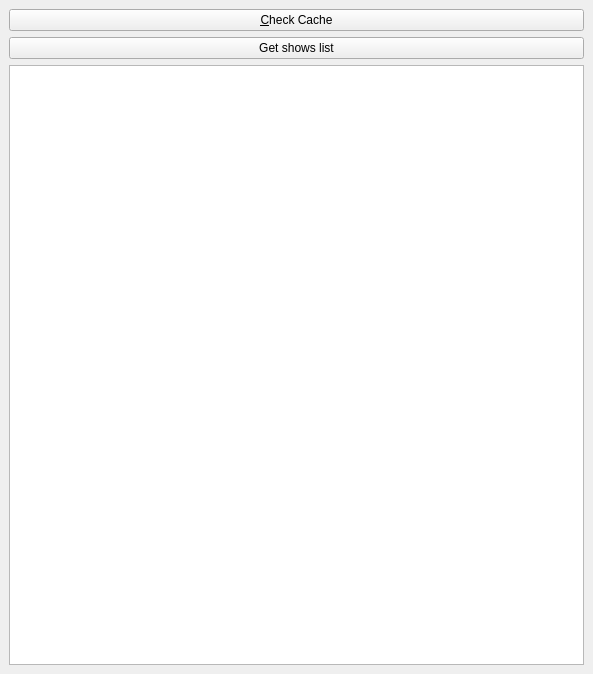
Old version of the form playground/Cache/ui/mainwindow.ui in the repository gilcn/nextshows.
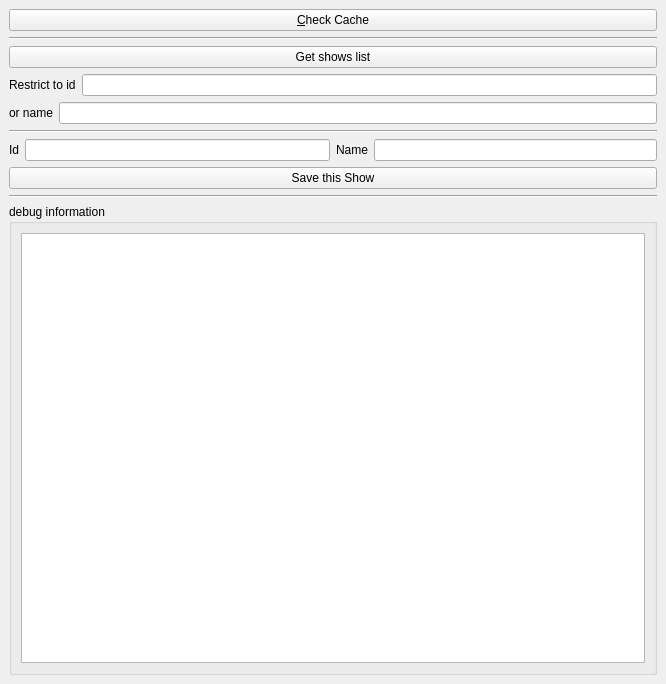
New version of the form.

Commit message: Improve Cache class

```diff
--- a/playground/Cache/ui/mainwindow.ui
+++ b/playground/Cache/ui/mainwindow.ui
@@ -5,16 +5,16 @@
    <rect>
     <x>0</x>
     <y>0</y>
-    <width>593</width>
-    <height>674</height>
+    <width>666</width>
+    <height>684</height>
    </rect>
   </property>
   <property name="windowTitle" >
    <string>MainWindow</string>
   </property>
   <widget class="QWidget" name="centralwidget" >
-   <layout class="QGridLayout" name="gridLayout" >
-    <item row="0" column="0" >
+   <layout class="QGridLayout" name="gridLayout_3" >
+    <item row="0" column="0" colspan="2" >
      <widget class="QPushButton" name="btnCheckCache" >
       <property name="enabled" >
        <bool>true</bool>
@@ -27,15 +27,108 @@
       </property>
      </widget>
     </item>
-    <item row="1" column="0" >
+    <item row="1" column="0" colspan="2" >
+     <widget class="Line" name="line" >
+      <property name="orientation" >
+       <enum>Qt::Horizontal</enum>
+      </property>
+     </widget>
+    </item>
+    <item row="2" column="0" colspan="2" >
      <widget class="QPushButton" name="btnListShow" >
       <property name="text" >
        <string>Get shows list</string>
       </property>
      </widget>
     </item>
-    <item row="2" column="0" >
-     <widget class="QTextEdit" name="infoTextEdit" />
+    <item row="3" column="0" colspan="2" >
+     <layout class="QHBoxLayout" name="horizontalLayout" >
+      <item>
+       <widget class="QLabel" name="label" >
+        <property name="text" >
+         <string>Restrict to id</string>
+        </property>
+       </widget>
+      </item>
+      <item>
+       <widget class="QLineEdit" name="lineEdit" />
+      </item>
+     </layout>
+    </item>
+    <item row="4" column="0" colspan="2" >
+     <layout class="QHBoxLayout" name="horizontalLayout_2" >
+      <item>
+       <widget class="QLabel" name="label_2" >
+        <property name="text" >
+         <string>or name</string>
+        </property>
+       </widget>
+      </item>
+      <item>
+       <widget class="QLineEdit" name="lineEdit_2" />
+      </item>
+     </layout>
+    </item>
+    <item row="5" column="0" colspan="2" >
+     <widget class="Line" name="line_2" >
+      <property name="orientation" >
+       <enum>Qt::Horizontal</enum>
+      </property>
+     </widget>
+    </item>
+    <item row="6" column="0" >
+     <layout class="QHBoxLayout" name="horizontalLayout_3" >
+      <item>
+       <widget class="QLabel" name="label_3" >
+        <property name="text" >
+         <string>Id</string>
+        </property>
+       </widget>
+      </item>
+      <item>
+       <widget class="QLineEdit" name="lineEdit_3" />
+      </item>
+     </layout>
+    </item>
+    <item row="6" column="1" >
+     <layout class="QHBoxLayout" name="horizontalLayout_4" >
+      <item>
+       <widget class="QLabel" name="label_4" >
+        <property name="text" >
+         <string>Name</string>
+        </property>
+       </widget>
+      </item>
+      <item>
+       <widget class="QLineEdit" name="lineEdit_4" />
+      </item>
+     </layout>
+    </item>
+    <item row="7" column="0" colspan="2" >
+     <widget class="QPushButton" name="btnSaveShow" >
+      <property name="text" >
+       <string>Save this Show</string>
+      </property>
+     </widget>
+    </item>
+    <item row="8" column="0" colspan="2" >
+     <widget class="Line" name="line_3" >
+      <property name="orientation" >
+       <enum>Qt::Horizontal</enum>
+      </property>
+     </widget>
+    </item>
+    <item row="9" column="0" colspan="2" >
+     <widget class="QGroupBox" name="groupBox_2" >
+      <property name="title" >
+       <string>debug information</string>
+      </property>
+      <layout class="QGridLayout" name="gridLayout" >
+       <item row="0" column="0" >
+        <widget class="QTextEdit" name="infoTextEdit" />
+       </item>
+      </layout>
+     </widget>
     </item>
    </layout>
   </widget>
```
The commit also changes 4 other files.
